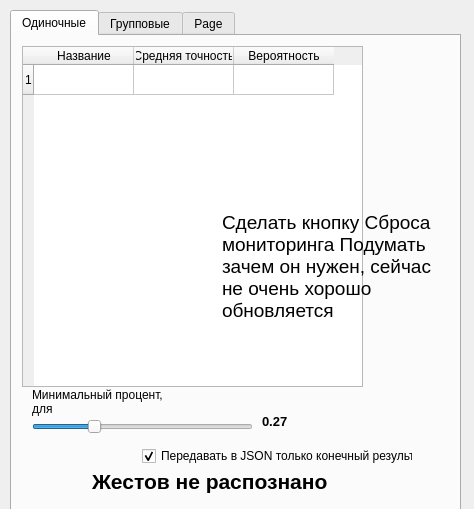
The window that monitoring.ui (GamesIS/HandGestureRecognitionVer2) describes before a commit, drawn with Qt 5.
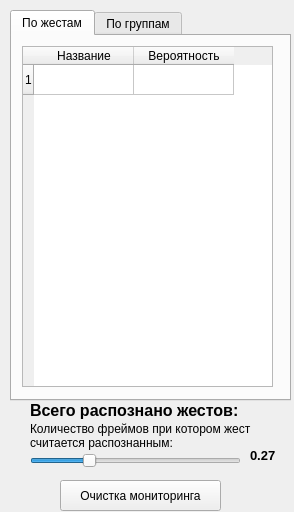
The same window after the commit.

The edit to the form file:
```diff
--- a/monitoring.ui
+++ b/monitoring.ui
@@ -6,8 +6,8 @@
    <rect>
     <x>0</x>
     <y>0</y>
-    <width>474</width>
-    <height>509</height>
+    <width>294</width>
+    <height>512</height>
    </rect>
   </property>
   <property name="windowTitle">
@@ -18,8 +18,8 @@
     <rect>
      <x>10</x>
      <y>10</y>
-     <width>451</width>
-     <height>501</height>
+     <width>281</width>
+     <height>391</height>
     </rect>
    </property>
    <property name="toolTipDuration">
@@ -28,32 +28,110 @@
    <property name="currentIndex">
     <number>0</number>
    </property>
-   <widget class="QWidget" name="single_tab">
+   <widget class="QWidget" name="tab_3">
     <attribute name="title">
-     <string>Одиночные</string>
+     <string>По жестам</string>
     </attribute>
-    <widget class="QLabel" name="finish_gest">
+    <widget class="QTableWidget" name="general_table_gest">
+     <property name="enabled">
+      <bool>true</bool>
+     </property>
      <property name="geometry">
       <rect>
-       <x>80</x>
-       <y>420</y>
-       <width>381</width>
-       <height>51</height>
+       <x>10</x>
+       <y>10</y>
+       <width>251</width>
+       <height>341</height>
+      </rect>
+     </property>
+     <property name="selectionMode">
+      <enum>QAbstractItemView::ExtendedSelection</enum>
+     </property>
+     <property name="wordWrap">
+      <bool>true</bool>
+     </property>
+     <property name="rowCount">
+      <number>1</number>
+     </property>
+     <property name="columnCount">
+      <number>2</number>
+     </property>
+     <row/>
+     <column>
+      <property name="text">
+       <string>Название</string>
+      </property>
+     </column>
+     <column>
+      <property name="text">
+       <string>Вероятность</string>
+      </property>
+     </column>
+    </widget>
+   </widget>
+   <widget class="QWidget" name="group_tab">
+    <attribute name="title">
+     <string>По группам</string>
+    </attribute>
+    <widget class="QTableWidget" name="group_table">
+     <property name="enabled">
+      <bool>true</bool>
+     </property>
+     <property name="geometry">
+      <rect>
+       <x>10</x>
+       <y>10</y>
+       <width>251</width>
+       <height>341</height>
+      </rect>
+     </property>
+     <property name="selectionMode">
+      <enum>QAbstractItemView::ExtendedSelection</enum>
+     </property>
+     <property name="wordWrap">
+      <bool>true</bool>
+     </property>
+     <property name="rowCount">
+      <number>1</number>
+     </property>
+     <property name="columnCount">
+      <number>2</number>
+     </property>
+     <row/>
+     <column>
+      <property name="text">
+       <string>Название</string>
+      </property>
+     </column>
+     <column>
+      <property name="text">
+       <string>Вероятность</string>
+      </property>
+     </column>
+    </widget>
+   </widget>
+  </widget>
+  <widget class="QLabel" name="thr_lbl_class_val_2">
+   <property name="geometry">
+    <rect>
+     <x>250</x>
+     <y>440</y>
+     <width>31</width>
+     <height>31</height>
       </rect>
      </property>
      <property name="font">
       <font>
-       <family>Arial</family>
-       <pointsize>16</pointsize>
+     <pointsize>10</pointsize>
        <weight>75</weight>
        <bold>true</bold>
       </font>
      </property>
-     <property name="layoutDirection">
-      <enum>Qt::LeftToRight</enum>
+   <property name="lineWidth">
+    <number>1</number>
      </property>
      <property name="text">
-      <string>Жестов не распознано</string>
+    <string>0.27</string>
      </property>
      <property name="wordWrap">
       <bool>true</bool>
@@ -62,9 +140,9 @@
     <widget class="QLabel" name="thr_lbl_class_2">
      <property name="geometry">
       <rect>
-       <x>20</x>
-       <y>350</y>
-       <width>151</width>
+     <x>30</x>
+     <y>420</y>
+     <width>251</width>
        <height>31</height>
       </rect>
      </property>
@@ -72,59 +150,18 @@
       <number>1</number>
      </property>
      <property name="text">
-      <string>Минимальный процент, для </string>
+    <string>Количество фреймов при котором жест считается распознанным:</string>
      </property>
      <property name="wordWrap">
       <bool>true</bool>
      </property>
     </widget>
-    <widget class="QTableWidget" name="monitoring_table">
-     <property name="enabled">
-      <bool>true</bool>
-     </property>
-     <property name="geometry">
-      <rect>
-       <x>10</x>
-       <y>10</y>
-       <width>341</width>
-       <height>341</height>
-      </rect>
-     </property>
-     <property name="selectionMode">
-      <enum>QAbstractItemView::ExtendedSelection</enum>
-     </property>
-     <property name="wordWrap">
-      <bool>true</bool>
-     </property>
-     <property name="rowCount">
-      <number>1</number>
-     </property>
-     <property name="columnCount">
-      <number>3</number>
-     </property>
-     <row/>
-     <column>
-      <property name="text">
-       <string>Название</string>
-      </property>
-     </column>
-     <column>
-      <property name="text">
-       <string>Средняя точность</string>
-      </property>
-     </column>
-     <column>
-      <property name="text">
-       <string>Вероятность</string>
-      </property>
-     </column>
-    </widget>
     <widget class="QSlider" name="trsh_class_sldr_2">
      <property name="geometry">
       <rect>
-       <x>20</x>
-       <y>380</y>
-       <width>221</width>
+     <x>30</x>
+     <y>450</y>
+     <width>211</width>
        <height>22</height>
       </rect>
      </property>
@@ -138,83 +175,45 @@
       <enum>Qt::Horizontal</enum>
      </property>
     </widget>
-    <widget class="QCheckBox" name="cb_json_3">
+  <widget class="QLabel" name="overall_gest">
      <property name="geometry">
       <rect>
-       <x>130</x>
-       <y>410</y>
-       <width>271</width>
-       <height>20</height>
-      </rect>
-     </property>
-     <property name="text">
-      <string>Передавать в JSON только конечный результат</string>
-     </property>
-     <property name="checked">
-      <bool>true</bool>
-     </property>
-    </widget>
-    <widget class="QLabel" name="thr_lbl_class_val_2">
-     <property name="geometry">
-      <rect>
-       <x>250</x>
-       <y>370</y>
-       <width>31</width>
-       <height>31</height>
+     <x>30</x>
+     <y>400</y>
+     <width>251</width>
+     <height>21</height>
       </rect>
      </property>
      <property name="font">
       <font>
-       <pointsize>10</pointsize>
+     <family>Arial</family>
+     <pointsize>12</pointsize>
        <weight>75</weight>
        <bold>true</bold>
       </font>
      </property>
-     <property name="lineWidth">
-      <number>1</number>
+   <property name="layoutDirection">
+    <enum>Qt::LeftToRight</enum>
      </property>
      <property name="text">
-      <string>0.27</string>
+    <string>Всего распознано жестов:</string>
      </property>
      <property name="wordWrap">
       <bool>true</bool>
      </property>
     </widget>
-    <widget class="QLabel" name="thr_lbl_segm_6">
+  <widget class="QPushButton" name="clear_btn_gest">
      <property name="geometry">
       <rect>
-       <x>210</x>
-       <y>170</y>
-       <width>231</width>
-       <height>121</height>
-      </rect>
-     </property>
-     <property name="font">
-      <font>
-       <pointsize>14</pointsize>
-      </font>
-     </property>
-     <property name="lineWidth">
-      <number>1</number>
-     </property>
+     <x>60</x>
+     <y>480</y>
+     <width>161</width>
+     <height>31</height>
+    </rect>
+   </property>
      <property name="text">
-      <string>Сделать кнопку Сброса мониторинга Подумать зачем он нужен, сейчас не очень хорошо обновляется</string>
-     </property>
-     <property name="wordWrap">
-      <bool>true</bool>
-     </property>
-    </widget>
-   </widget>
-   <widget class="QWidget" name="group_tab">
-    <attribute name="title">
-     <string>Групповые</string>
-    </attribute>
-   </widget>
-   <widget class="QWidget" name="tab_3">
-    <attribute name="title">
-     <string>Page</string>
-    </attribute>
-   </widget>
+    <string>Очистка мониторинга</string>
+   </property>
   </widget>
  </widget>
  <resources/>
```
Lines whose indentation alone changed are shown as unchanged.
